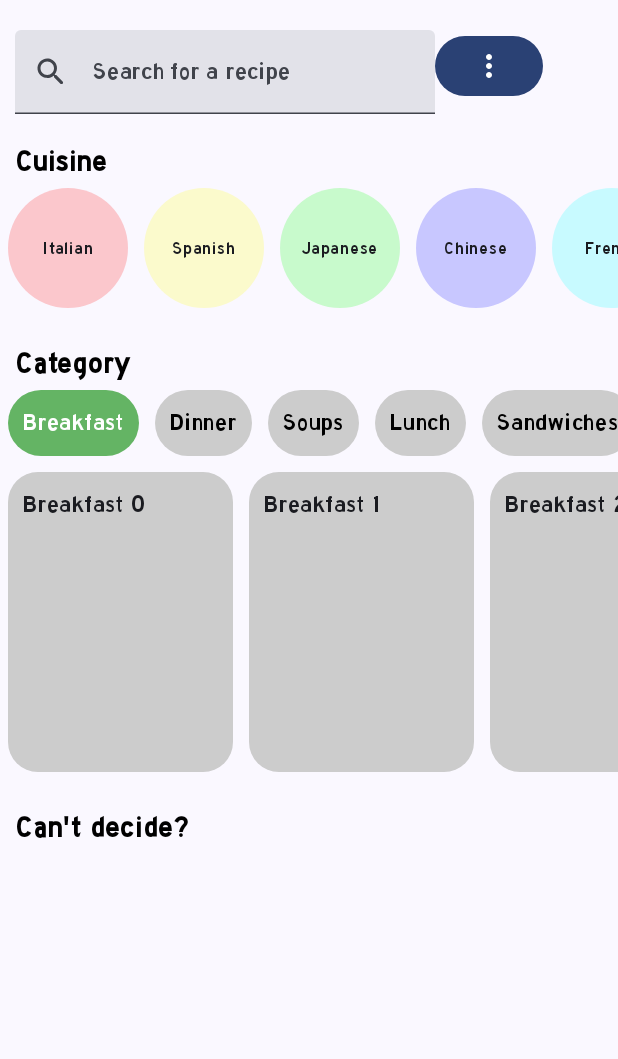
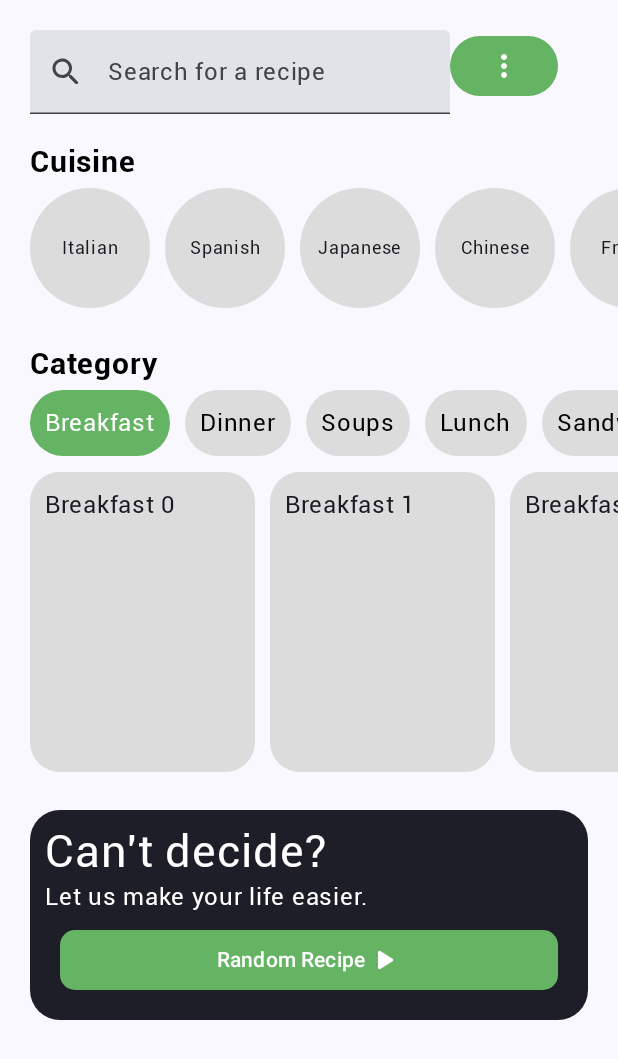
Before and after one commit to brentcenci/RecipesApplication, an Android app built with Jetpack Compose: the screen it shows after launch (MainActivity), after a tap on "Breakfast", on a phone screen of 412 x 824 dp. Shown: the top 1059 px of the screen. Run offline under Robolectric (Android 15) with nearby library versions, the phone set to English and light mode, and no system bars.

Commit message:
Starting redesign of Recipe App

```diff
--- a/app/src/main/java/com/brentcodes/recipesapplication/ui/redesign/MainScreen.kt
+++ b/app/src/main/java/com/brentcodes/recipesapplication/ui/redesign/MainScreen.kt
@@ -10,6 +10,7 @@ import androidx.compose.foundation.layout.Row
 import androidx.compose.foundation.layout.Spacer
 import androidx.compose.foundation.layout.aspectRatio
 import androidx.compose.foundation.layout.fillMaxSize
+import androidx.compose.foundation.layout.fillMaxWidth
 import androidx.compose.foundation.layout.height
 import androidx.compose.foundation.layout.padding
 import androidx.compose.foundation.layout.safeContentPadding
@@ -20,8 +21,10 @@ import androidx.compose.foundation.lazy.items
 import androidx.compose.foundation.shape.RoundedCornerShape
 import androidx.compose.material.icons.Icons
 import androidx.compose.material.icons.filled.MoreVert
+import androidx.compose.material.icons.rounded.PlayArrow
 import androidx.compose.material.icons.rounded.Search
 import androidx.compose.material3.Button
+import androidx.compose.material3.ButtonDefaults
 import androidx.compose.material3.Card
 import androidx.compose.material3.ExperimentalMaterial3Api
 import androidx.compose.material3.Icon
@@ -37,11 +40,14 @@ import androidx.compose.ui.graphics.Color
 import androidx.compose.ui.text.font.FontWeight
 import androidx.compose.ui.unit.dp
 import androidx.compose.ui.unit.sp
+import com.brentcodes.recipesapplication.ui.theme.DarkGrey
+import com.brentcodes.recipesapplication.ui.theme.LightGrey
+import com.brentcodes.recipesapplication.ui.theme.MainGreen
 
 @OptIn(ExperimentalMaterial3Api::class)
 @Composable
 fun MainScreen(modifier: Modifier = Modifier) {
-    val paddingValues = PaddingValues(horizontal = 10.dp)
+    val paddingValues = PaddingValues(horizontal = 20.dp)
     val searchBar = remember { mutableStateOf("") }
     Column(
         modifier = Modifier
@@ -58,7 +64,7 @@ fun MainScreen(modifier: Modifier = Modifier) {
                     label = { Text("Search for a recipe") },
                     leadingIcon = { Icon(Icons.Rounded.Search, "Search Icon") }
                 )
-                Button(onClick = { /*TODO*/ },) {
+                Button(onClick = { /*TODO*/ }, colors = ButtonDefaults.buttonColors(containerColor = MainGreen)) {
                     Icon(imageVector = Icons.Default.MoreVert, contentDescription = "Filters")
                 }
             }
@@ -78,12 +84,14 @@ fun MainScreen(modifier: Modifier = Modifier) {
                 "American" to Color.Gray.copy(alpha = 0.2f)
             )
             MainScreenTitleText(modifier = Modifier.padding(paddingValues), text = "Cuisine")
-            LazyRow {
+            LazyRow(
+                contentPadding = paddingValues
+            ) {
                 items(cuisines.toList()) {
                     Box(
                         modifier = Modifier
-                            .padding(5.dp)
-                            .background(it.second, RoundedCornerShape(50))
+                            .padding(top = 5.dp, end = 10.dp, bottom = 5.dp)
+                            .background(LightGrey, RoundedCornerShape(50))
                             .width(80.dp)
                             .aspectRatio(1f)
                             .padding(10.dp),
@@ -102,19 +110,17 @@ fun MainScreen(modifier: Modifier = Modifier) {
         ) {
             MainScreenTitleText(modifier = Modifier.padding(paddingValues), text = "Category")
             val selectedCategory = remember { mutableStateOf("Breakfast") }
-            LazyRow {
+            LazyRow(
+                contentPadding = paddingValues
+            ) {
                 items(listOf("Breakfast", "Dinner", "Soups", "Lunch", "Sandwiches", "Sauce", "Dips", "Salad", "Beverage")) {
                     val isSelected = selectedCategory.value == it
                     Box(
                         modifier = Modifier
-                            .padding(5.dp)
+                            .padding(top = 5.dp, end = 10.dp, bottom = 5.dp)
                             .background(
-                                color = if (isSelected) Color(
-                                    100,
-                                    180,
-                                    100,
-                                    255
-                                ) else Color.LightGray, RoundedCornerShape(50)
+                                color = if (isSelected) MainGreen else LightGrey,
+                                RoundedCornerShape(50)
                             )
                             .padding(10.dp)
                             .clickable { selectedCategory.value = it },
@@ -124,13 +130,15 @@ fun MainScreen(modifier: Modifier = Modifier) {
                     }
                 }
             }
-            LazyRow {
+            LazyRow(
+                contentPadding = paddingValues
+            ) {
                 items(10) {
                     Box(
                         modifier = Modifier
-                            .padding(5.dp)
+                            .padding(top = 5.dp, end = 10.dp, bottom = 5.dp)
                             .size(width = 150.dp, height = 200.dp)
-                            .background(Color.LightGray, RoundedCornerShape(20.dp))
+                            .background(LightGrey, RoundedCornerShape(20.dp))
                             .padding(10.dp)
                     ) {
                         Text(selectedCategory.value + " " + it.toString())
@@ -143,7 +151,26 @@ fun MainScreen(modifier: Modifier = Modifier) {
 
         //Find Random
         Column{
-            MainScreenTitleText(modifier = Modifier.padding(paddingValues), text = "Can't decide?")
+            Box(
+                modifier = Modifier
+                    .padding(paddingValues)
+                    .background(DarkGrey, RoundedCornerShape(20.dp))
+                    .fillMaxWidth()
+                    .height(140.dp)
+                    .padding(10.dp)
+            ){
+                Column {
+                    Text(text = "Can't decide?", color = Color.White, fontSize = 30.sp)
+                    Text(text = "Let us make your life easier.", color = Color.White, fontSize = 16.sp)
+                    Button(onClick = { /*TODO*/ }, modifier = Modifier
+                        .padding(10.dp)
+                        .fillMaxWidth()
+                        .height(70.dp), shape = RoundedCornerShape(10.dp), colors = ButtonDefaults.buttonColors(containerColor = MainGreen, contentColor = Color.White)) {
+                        Text("Random Recipe")
+                        Icon(Icons.Rounded.PlayArrow, "Arrow Icon")
+                    }
+                }
+            }
         }
     }
 
--- a/app/src/main/java/com/brentcodes/recipesapplication/ui/theme/Color.kt
+++ b/app/src/main/java/com/brentcodes/recipesapplication/ui/theme/Color.kt
@@ -10,6 +10,9 @@ val ThemeBlue = Color(0xff175EE0)
 //contrast pass Color(0xff185D77)
 //slightly darker Color(0xff2596be)
 //old Color(0xFF00abe3)
+val DarkGrey = Color(30,30,40,255)
+val LightGrey = Color(220, 220, 220, 255)
+val MainGreen = Color(100,180,100,255)
 
 val Purple40 = Color(0xFF6650a4)
 val PurpleGrey40 = Color(0xFF625b71)
--- a/app/src/main/java/com/brentcodes/recipesapplication/ui/theme/Type.kt
+++ b/app/src/main/java/com/brentcodes/recipesapplication/ui/theme/Type.kt
@@ -22,7 +22,7 @@ val highwayGothicFontFamily = FontFamily(
     Font(R.font.hwygoth, FontWeight.Normal),
 )
 
-val selectedFontFamily = highwayGothicFontFamily
+val selectedFontFamily = robotoFontFamily
 
 val Typography = Typography(
     bodyLarge = TextStyle(
```
